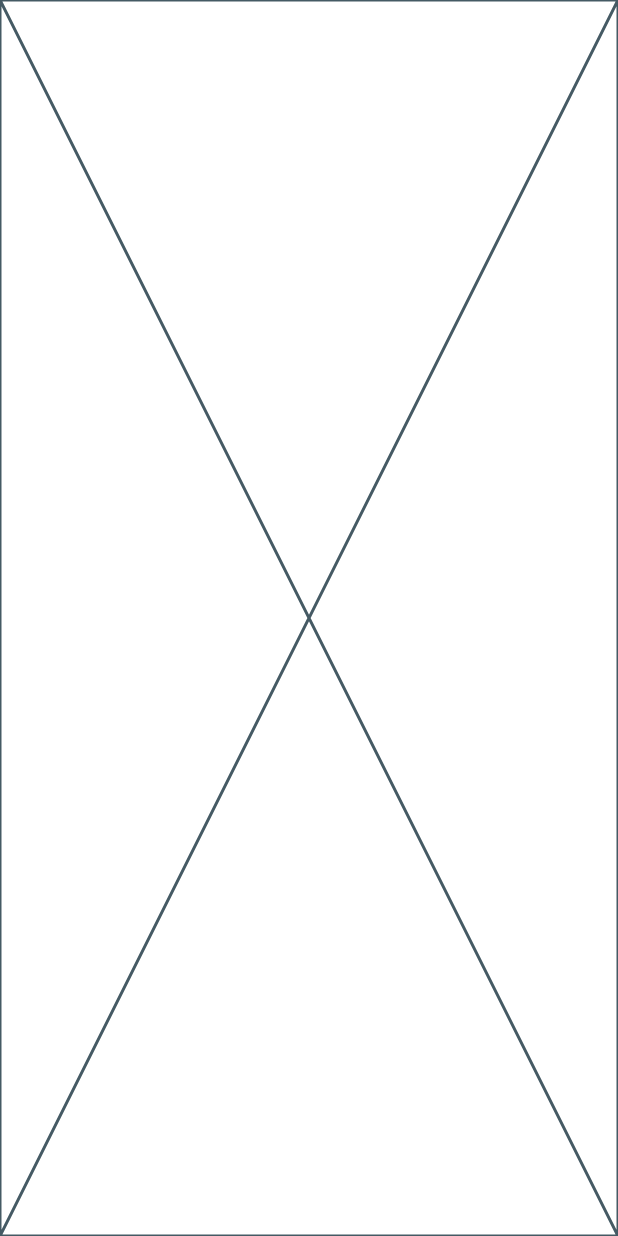
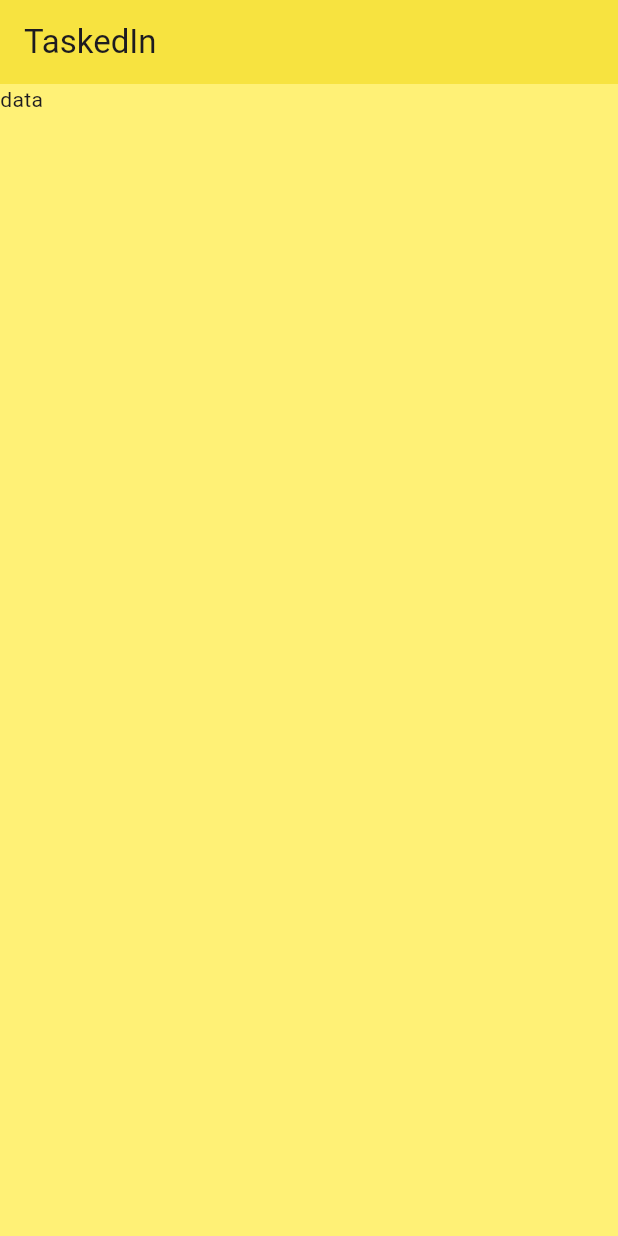
Before and after one commit to taskedin/taskedin, a Flutter app: the screen it shows after launch, on a phone screen of 412 x 824 dp. Run offline on Flutter 3.47's test engine with Material 2 defaults, Android fonts, the phone set to English and light mode, and no system bars.

Commit message:
Home page is created.

```diff
--- a/lib/main.dart
+++ b/lib/main.dart
@@ -12,11 +12,14 @@ class TaskedIn extends StatelessWidget {
   Widget build(BuildContext context) {
     return MaterialApp(
       title: 'TaskedIn',
+      debugShowCheckedModeBanner: false,
       theme: ThemeData(
-        colorScheme: ColorScheme.fromSeed(seedColor: Colors.deepPurple),
+        primaryColor: Colors.yellow[500],
+        canvasColor: Colors.yellow[300],
+        // colorScheme: ColorScheme.fromSeed(seedColor: Colors.deepPurple),
         useMaterial3: true,
       ),
-      home: const TaskedinHomePage(title: 'TaskedIn - an ultimate to-do task manager for everyone.'),
+      home: const TaskedinHomePage(title: 'TaskedIn'),
     );
   }
 }
--- a/lib/taskedin_home_page/taskedin_home_page.dart
+++ b/lib/taskedin_home_page/taskedin_home_page.dart
@@ -7,6 +7,18 @@ class TaskedinHomePage extends StatelessWidget {
 
   @override
   Widget build(BuildContext context) {
-    return const Placeholder();
+    return Scaffold(
+      backgroundColor: Theme.of(context).canvasColor,
+      appBar: AppBar(
+        backgroundColor: Theme.of(context).primaryColor,
+        title: Text(title),
+        elevation: 1,
+      ),
+      body: ListView(
+        children: const [
+          Text('data'),
+        ],
+      ),
+    );
   }
 }
```
Also changed, not shown: 6 other files.
